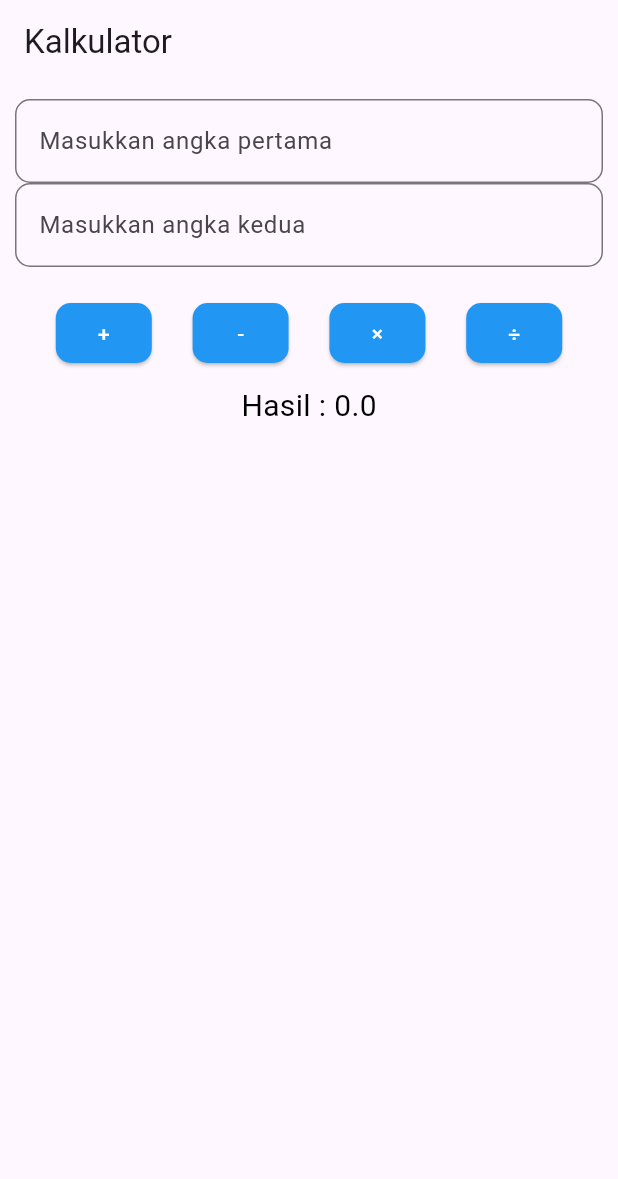
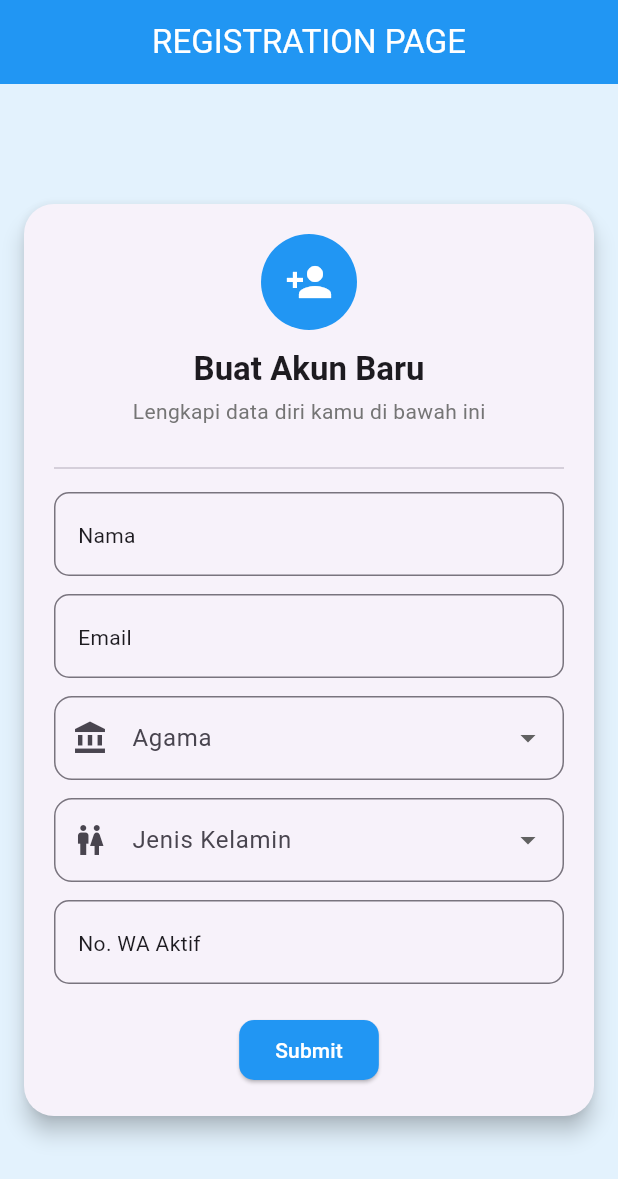
Before and after one commit to arzkyf7-ctrl/flutter-kelas-11, a Flutter app: the screen it shows after launch, on a phone screen of 412 x 824 dp. Shown: the top 1179 px of the screen. Run offline on Flutter 3.47's test engine with Material 3 defaults, Android fonts, the phone set to English and light mode, and no system bars; our stand-ins replace get.

Commit message:
menambahkan registration page dan controller

```diff
--- a/lib/components/text_custom.dart
+++ b/lib/components/text_custom.dart
@@ -9,7 +9,7 @@ class TextCustom extends StatelessWidget {
     super.key,
     required this.text,
     this.fontSize = 20,
-    this.color = Colors.black,
+    this.color = const Color.fromARGB(255, 37, 84, 254),
   });
 
   @override
--- /dev/null
+++ b/lib/controllers/confirm_regis_controller.dart
@@ -0,0 +1,34 @@
+import 'package:get/get.dart';
+import 'package:get/state_manager.dart';
+
+class ConfirmRegisController extends GetxController {
+  late String username = "";
+  late String namaLengkap = "";
+  late String email = "";
+  late String agama = "";
+  late String jenisKelamin = "";
+  late String noWA = "";
+
+  @override
+  void onInit() {
+    // TODO: implement onInit
+    super.onInit();
+    final arguments = Get.arguments;
+
+    if (arguments != null && arguments is Map) {
+      username = arguments['username'] ?? '';
+      namaLengkap = arguments['nama_lengkap'] ?? '';
+      email = arguments['email'] ?? '';
+      agama = arguments['agama'] ?? '';
+      jenisKelamin = arguments['jenis_kelamin'] ?? '';
+      noWA = arguments['no_wa'] ?? '';
+    } else {
+      username = '';
+      namaLengkap = '';
+      email = '';
+      agama = '';
+      jenisKelamin = '';
+      noWA = '';
+    }
+  }
+}
--- /dev/null
+++ b/lib/controllers/registration_controller.dart
@@ -0,0 +1,3 @@
+import 'package:get/get.dart';
+
+class RegistrationController extends GetxController {}
--- a/lib/main.dart
+++ b/lib/main.dart
@@ -1,6 +1,7 @@
 import 'package:flutter/material.dart';
 import 'package:flutter_kelas_11/login_page.dart';
 import 'package:flutter_kelas_11/pages/calculator_page.dart';
+import 'package:flutter_kelas_11/routes.dart';
 import 'package:flutter_kelas_11/simple_calculator.dart';
 import 'package:get/get.dart';
 
@@ -14,7 +15,11 @@ class MyApp extends StatelessWidget {
   // This widget is the root of your application.
   @override
   Widget build(BuildContext context) {
-    return GetMaterialApp(home: CalculatorPage());
+    return GetMaterialApp(
+      title: 'Flutter Kelas 11',
+      initialRoute: Routes.registration,
+      getPages: Routes.myPages,
+    );
   }
 }
 
--- /dev/null
+++ b/lib/pages/registration_page.dart
@@ -0,0 +1,164 @@
+import 'package:flutter/material.dart';
+import 'package:flutter_kelas_11/components/button_custom.dart';
+import 'package:flutter_kelas_11/components/textfield_custom.dart';
+import 'package:flutter_kelas_11/routes.dart';
+import 'package:get/get_navigation/get_navigation.dart';
+import 'package:get/state_manager.dart';
+
+class RegistrationPage extends StatelessWidget {
+  const RegistrationPage({super.key});
+
+  @override
+  Widget build(BuildContext context) {
+    TextEditingController txtNama = TextEditingController();
+    TextEditingController txtEmail = TextEditingController();
+    TextEditingController txtNo_WA = TextEditingController();
+    //dropdown utk jenis kelamin dan agama
+    String? selectedGender = null;
+    final List<String> genderOptions = ['Laki-laki', 'Perempuan'];
+    String? selectedAgama = null;
+    final List<String> agamaOptions = [
+      'Islam',
+      'Kristen Protestan',
+      'Kristen Katolik',
+      'Hindu',
+      'Budha',
+      'Konghucu',
+    ];
+
+    return Scaffold(
+      backgroundColor: Colors.blue.shade50,
+      appBar: AppBar(
+        title: const Text("REGISTRATION PAGE"),
+        centerTitle: true,
+        backgroundColor: Colors.blue,
+        foregroundColor: Colors.white,
+      ),
+      body: Center(
+        child: SingleChildScrollView(
+          padding: const EdgeInsets.all(16),
+          child: ConstrainedBox(
+            constraints: const BoxConstraints(maxWidth: 500),
+            child: Card(
+              elevation: 6,
+              margin: EdgeInsets.zero,
+              shape: RoundedRectangleBorder(
+                borderRadius: BorderRadius.circular(20),
+              ),
+              child: Padding(
+                padding: const EdgeInsets.all(20),
+                child: Column(
+                  mainAxisSize: MainAxisSize.min,
+                  children: [
+                    const CircleAvatar(
+                      radius: 32,
+                      backgroundColor: Colors.blue,
+                      child: Icon(
+                        Icons.person_add,
+                        size: 32,
+                        color: Colors.white,
+                      ),
+                    ),
+                    const SizedBox(height: 12),
+                    Text(
+                      "Buat Akun Baru",
+                      style: Theme.of(context).textTheme.titleLarge
+                          ?.copyWith(fontWeight: FontWeight.bold),
+                    ),
+                    const SizedBox(height: 4),
+                    Text(
+                      "Lengkapi data diri kamu di bawah ini",
+                      style: TextStyle(color: Colors.grey.shade600),
+                    ),
+                    const SizedBox(height: 20),
+                    const Divider(),
+                    const SizedBox(height: 8),
+                    TextFieldCustom(myHint: "Nama", txtController: txtNama),
+                    const SizedBox(height: 12),
+                    TextFieldCustom(myHint: "Email", txtController: txtEmail),
+                    const SizedBox(height: 12),
+                    DropdownButtonFormField<String>(
+                      value: selectedAgama,
+                      items: agamaOptions.map((String agama) {
+                        return DropdownMenuItem<String>(
+                          value: agama,
+                          child: Text(agama),
+                        );
+                      }).toList(),
+                      onChanged: (String? newValue) {
+                        selectedAgama = newValue;
+                      },
+                      decoration: InputDecoration(
+                        labelText: 'Agama',
+                        prefixIcon: const Icon(Icons.account_balance),
+                        border: OutlineInputBorder(
+                          borderRadius: BorderRadius.circular(12),
+                        ),
+                        focusedBorder: OutlineInputBorder(
+                          borderRadius: BorderRadius.circular(12),
+                          borderSide: const BorderSide(
+                            color: Colors.blue,
+                            width: 1.5,
+                          ),
+                        ),
+                      ),
+                    ),
+                    const SizedBox(height: 12),
+                    DropdownButtonFormField<String>(
+                      value: selectedGender,
+                      items: genderOptions.map((String gender) {
+                        return DropdownMenuItem<String>(
+                          value: gender,
+                          child: Text(gender),
+                        );
+                      }).toList(),
+                      onChanged: (String? newValue) {
+                        selectedGender = newValue;
+                      },
+                      decoration: InputDecoration(
+                        labelText: 'Jenis Kelamin',
+                        prefixIcon: const Icon(Icons.wc),
+                        border: OutlineInputBorder(
+                          borderRadius: BorderRadius.circular(12),
+                        ),
+                        focusedBorder: OutlineInputBorder(
+                          borderRadius: BorderRadius.circular(12),
+                          borderSide: const BorderSide(
+                            color: Colors.blue,
+                            width: 1.5,
+                          ),
+                        ),
+                      ),
+                    ),
+                    const SizedBox(height: 12),
+                    TextFieldCustom(
+                      myHint: "No. WA Aktif",
+                      txtController: txtNo_WA,
+                    ),
+                    const SizedBox(height: 20),
+                    ButtonCustom(
+                      BtnText: "Submit",
+                      onPressed: () {
+                        Get.toNamed(
+                          Routes.confirmRegis,
+                          arguments: {
+                            "username": txtNama.text,
+                            "nama_lengkap": "admin",
+                            "email": txtEmail.text,
+                            "agama": selectedAgama ?? '',
+                            "jenis_kelamin": selectedGender ?? '',
+                            "no_wa": txtNo_WA.text,
+                          },
+                        );
+                      },
+                    ),
+                  ],
+                ),
+              ),
+            ),
+          ),
+        ),
+      ),
+    );
+  }
+}
--- /dev/null
+++ b/lib/routes.dart
@@ -0,0 +1,13 @@
+import 'package:flutter_kelas_11/pages/confirm_regis.dart';
+import 'package:flutter_kelas_11/pages/registration_page.dart';
+import 'package:get/get.dart';
+
+class Routes {
+  static const String registration = '/registration';
+  static const String confirmRegis = '/confirmRegis';
+  // masukkan ke dalam array "myPages"
+  static final myPages = [
+    GetPage(name: registration, page: () => RegistrationPage()),
+    GetPage(name: confirmRegis, page: () => ConfirmRegis()),
+  ];
+}
```
Also changed, not shown: lib/pages/confirm_regis.dart (added, +104 -0 lines).
